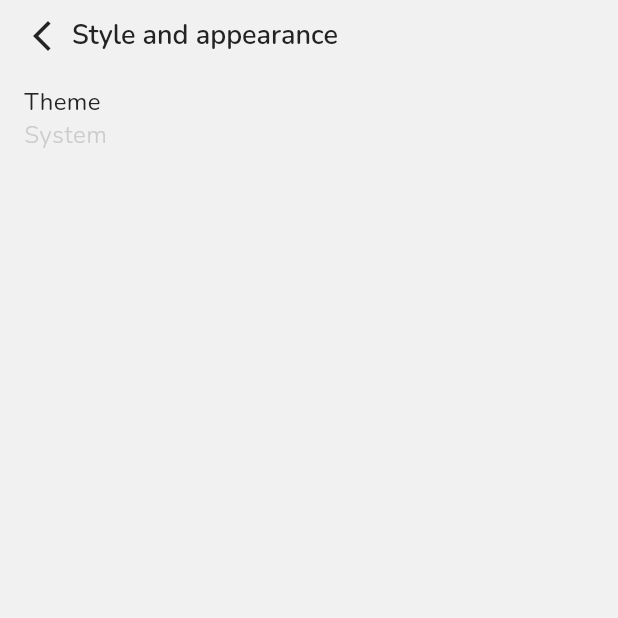
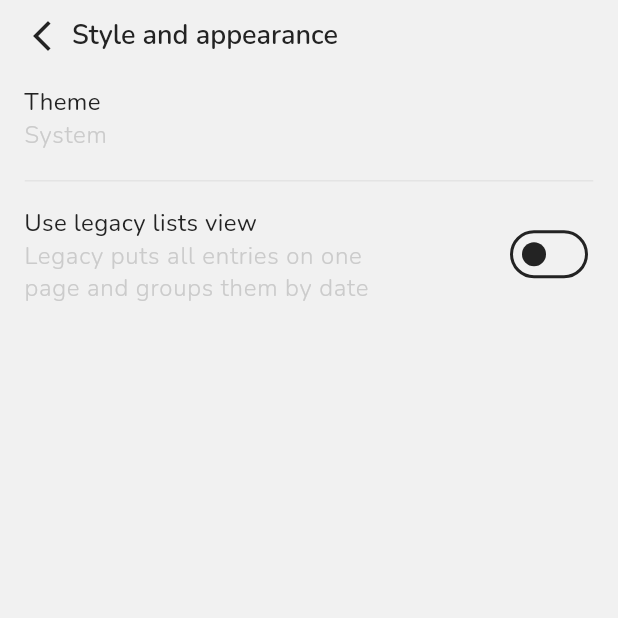
Before and after one commit to kanmear/budgetron, a Flutter app: the SettingsPage screen opened directly, after a tap on "Style and appearance", on a phone screen of 412 x 824 dp, the top half of it. Run offline on Flutter 3.47's test engine with Material 3 defaults, Android fonts, the phone set to English and light mode, and no system bars; our stand-ins replace flutter_svg, google_fonts, objectbox, rxdart; generated files the repository leaves out were written again.

Commit message:
feat: settings page -> legacy list view toggle

```diff
--- a/lib/routes/pages/settings/settings_page.dart
+++ b/lib/routes/pages/settings/settings_page.dart
@@ -1,15 +1,17 @@
+import 'package:flutter/material.dart';
 import 'package:provider/provider.dart';
-import 'package:flutter/material.dart';
 
 import 'package:budgetron/app_data.dart';
-import 'package:budgetron/ui/data/fonts.dart';
+
+import 'package:budgetron/models/enums/currency.dart';
+
 import 'package:budgetron/ui/data/icons.dart';
 import 'package:budgetron/ui/classes/app_bar.dart';
-import 'package:budgetron/models/enums/currency.dart';
 import 'package:budgetron/ui/classes/horizontal_separator.dart';
+import 'package:budgetron/ui/classes/text_buttons/small_text_button.dart';
+
 import 'package:budgetron/routes/pages/settings/style_page.dart';
 import 'package:budgetron/routes/pages/settings/currency_page.dart';
-import 'package:budgetron/ui/classes/text_buttons/small_text_button.dart';
 
 class SettingsPage extends StatelessWidget {
   const SettingsPage({super.key});
@@ -17,7 +19,6 @@ class SettingsPage extends StatelessWidget {
   @override
   Widget build(BuildContext context) {
     return Scaffold(
-      //TODO replace with budgetron app bar
       appBar: const BudgetronAppBar(
         title: 'Settings',
         leading: ArrowBackIconButton(),
@@ -63,7 +64,7 @@ class SettingsList extends StatelessWidget {
                           },
                       iconData: Icons.color_lens_outlined,
                       topText: 'Style and appearance',
-                      bottomText: 'Theme and icons'),
+                      bottomText: 'Theme, icons and lists style'),
                   SettingsListTile(
                       onTap: () => {
                             Navigator.push(
@@ -123,14 +124,14 @@ class SettingsListTile extends StatelessWidget {
   final IconData iconData;
   final Function onTap;
   final String topText;
-  final String bottomText;
+  final String? bottomText;
 
   const SettingsListTile(
       {super.key,
       required this.iconData,
       required this.topText,
       required this.onTap,
-      this.bottomText = ''});
+      this.bottomText});
 
   @override
   Widget build(BuildContext context) {
@@ -144,13 +145,15 @@ class SettingsListTile extends StatelessWidget {
       )
     ];
 
-    final isNotEmpty = bottomText.isNotEmpty;
-    if (isNotEmpty) {
+    final hasBottomText = bottomText != null;
+    if (hasBottomText) {
+      //FIX should handle text overflow
       textColumn.add(Text(
-        bottomText,
+        bottomText!,
         style: theme.textTheme.labelMedium!
             .apply(color: colorScheme.surfaceContainerHigh),
-        overflow: TextOverflow.ellipsis,
+        // softWrap: false,
+        // overflow: TextOverflow.ellipsis,
       ));
     }
 
@@ -166,7 +169,7 @@ class SettingsListTile extends StatelessWidget {
               Icon(iconData, color: colorScheme.primary),
               const SizedBox(width: 8),
               Column(
-                  mainAxisAlignment: isNotEmpty
+                  mainAxisAlignment: hasBottomText
                       ? MainAxisAlignment.spaceBetween
                       : MainAxisAlignment.center,
                   crossAxisAlignment: CrossAxisAlignment.start,
@@ -179,32 +182,3 @@ class SettingsListTile extends StatelessWidget {
     );
   }
 }
-
-class DateModeSelector extends StatefulWidget {
-  final ValueNotifier<bool> switchNotifier = ValueNotifier(false);
-  final AppData appData;
-
-  DateModeSelector({super.key, required this.appData});
-
-  @override
-  State<DateModeSelector> createState() => _DateModeSelectorState();
-}
-
-class _DateModeSelectorState extends State<DateModeSelector> {
-  @override
-  Widget build(BuildContext context) {
-    widget.switchNotifier.value = widget.appData.legacyDateSelector;
-
-    return Row(mainAxisAlignment: MainAxisAlignment.spaceBetween, children: [
-      Text('Use legacy view for Entries',
-          style: BudgetronFonts.nunitoSize16Weight600),
-      Switch(
-          onChanged: (bool value) {
-            setState(() => widget.switchNotifier.value = value);
-            widget.appData.setLegacyDateSelector(value);
-          },
-          value: widget.switchNotifier.value,
-          activeColor: Theme.of(context).colorScheme.secondary)
-    ]);
-  }
-}
--- a/lib/routes/pages/settings/style_page.dart
+++ b/lib/routes/pages/settings/style_page.dart
@@ -2,11 +2,13 @@ import 'package:flutter/material.dart';
 import 'package:provider/provider.dart';
 
 import 'package:budgetron/app_data.dart';
+
+import 'package:budgetron/ui/data/icons.dart';
+import 'package:budgetron/ui/classes/app_bar.dart';
+import 'package:budgetron/ui/classes/horizontal_separator.dart';
+
 import 'package:budgetron/routes/pages/settings/popups/theme_popup.dart';
 import 'package:budgetron/routes/pages/settings/widgets/tile_with_popup.dart';
-import 'package:budgetron/ui/classes/app_bar.dart';
-import 'package:budgetron/ui/classes/horizontal_separator.dart';
-import 'package:budgetron/ui/data/icons.dart';
 
 class StylePage extends StatelessWidget {
   const StylePage({super.key});
@@ -40,7 +42,8 @@ class StyleSettings extends StatelessWidget {
         title: 'Theme',
         valueNotifier: themeNotifier,
         popup: ThemeDialog(themeNotifier: themeNotifier, appData: appData),
-      )
+      ),
+      DateModeSelector()
     ];
 
     return ListView.separated(
@@ -56,3 +59,51 @@ class StyleSettings extends StatelessWidget {
         itemCount: widgets.length);
   }
 }
+
+//REFACTOR should be extracted as generic TileWithSwitch or something
+class DateModeSelector extends StatefulWidget {
+  final ValueNotifier<bool> switchNotifier = ValueNotifier(false);
+
+  DateModeSelector({super.key});
+
+  @override
+  State<DateModeSelector> createState() => _DateModeSelectorState();
+}
+
+class _DateModeSelectorState extends State<DateModeSelector> {
+  @override
+  Widget build(BuildContext context) {
+    final appData = Provider.of<AppData>(context);
+    final theme = Theme.of(context);
+
+    widget.switchNotifier.value = appData.legacyDateSelector;
+
+    return Row(mainAxisAlignment: MainAxisAlignment.spaceBetween, children: [
+      Column(
+        crossAxisAlignment: CrossAxisAlignment.start,
+        children: [
+          Text(
+            'Use legacy lists view',
+            style: theme.textTheme.bodyMedium,
+          ),
+          //FIX handle text overflow
+          SizedBox(
+            width: 250,
+            child: Text(
+                'Legacy puts all entries on one page and groups them by date',
+                softWrap: true,
+                style: theme.textTheme.labelMedium!
+                    .apply(color: theme.colorScheme.surfaceContainerHigh)),
+          ),
+        ],
+      ),
+      Switch(
+          onChanged: (bool value) {
+            setState(() => widget.switchNotifier.value = value);
+            appData.setLegacyDateSelector(value);
+          },
+          value: widget.switchNotifier.value,
+          activeColor: Theme.of(context).colorScheme.secondary)
+    ]);
+  }
+}
```
